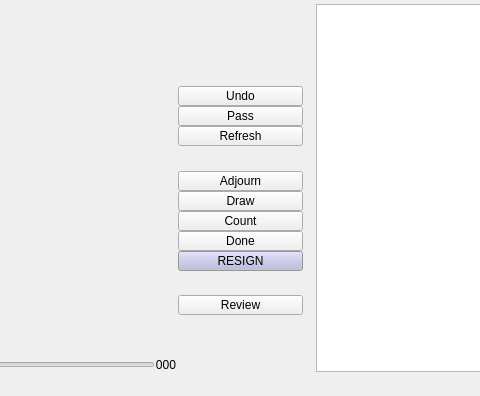
First picture: the form in src/board/boardwindow.ui, repository pzorin/qgo, before the edit; both pictures show x 407 to 887 and y 482 to 878 of the 981 by 878 pixel window.
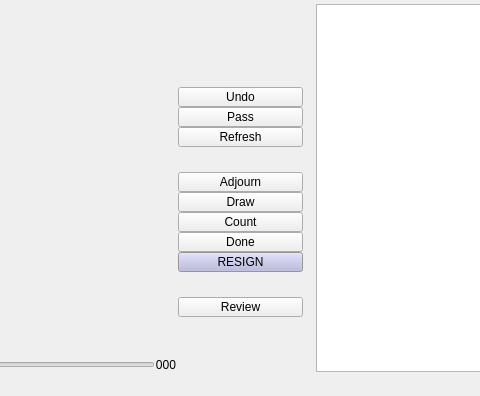
Second picture: the form after the edit. The open tabs and pages were chosen to show the change. Icons and pictures are not drawn. Custom widgets are drawn as their Qt base class.

Diff of the .ui file:
```diff
--- a/src/board/boardwindow.ui
+++ b/src/board/boardwindow.ui
@@ -5374,7 +5374,7 @@
              <x>0</x>
              <y>11</y>
              <width>129</width>
-             <height>257</height>
+             <height>259</height>
             </rect>
            </property>
            <layout class="QVBoxLayout" name="verticalLayout">
```
Left out of the diff: 224 changed lines with no effect on the pictures.
